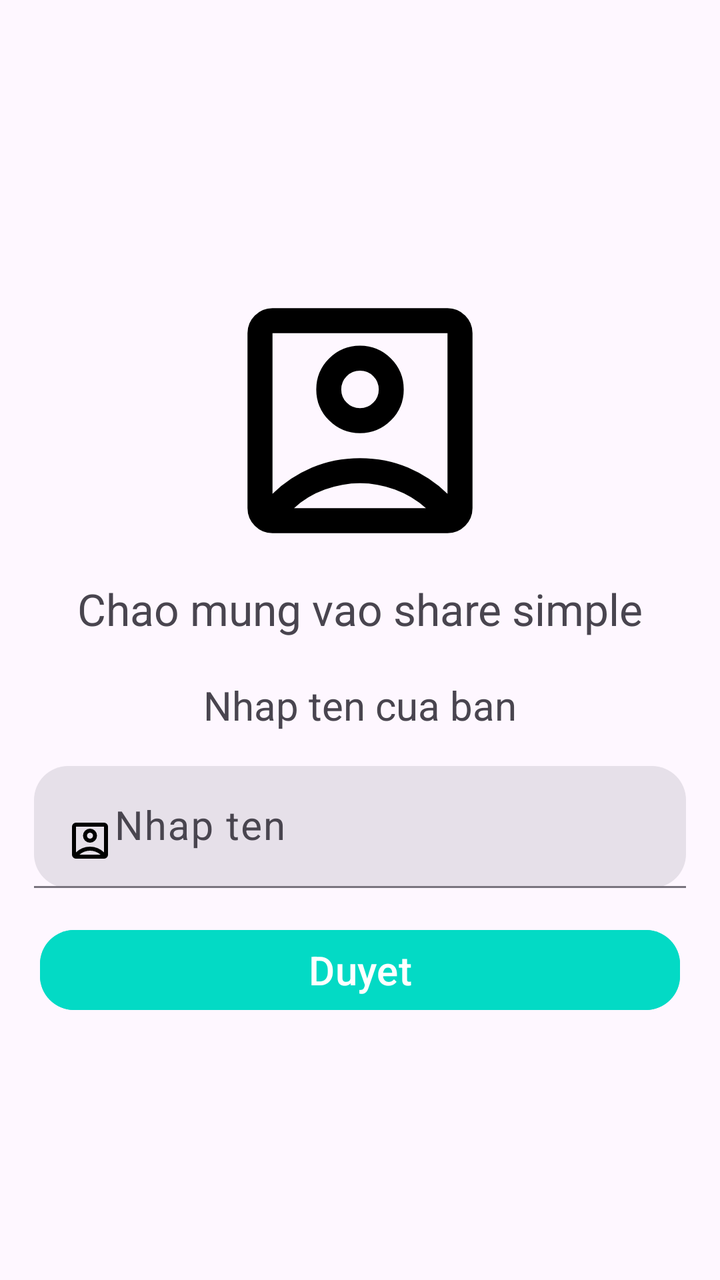
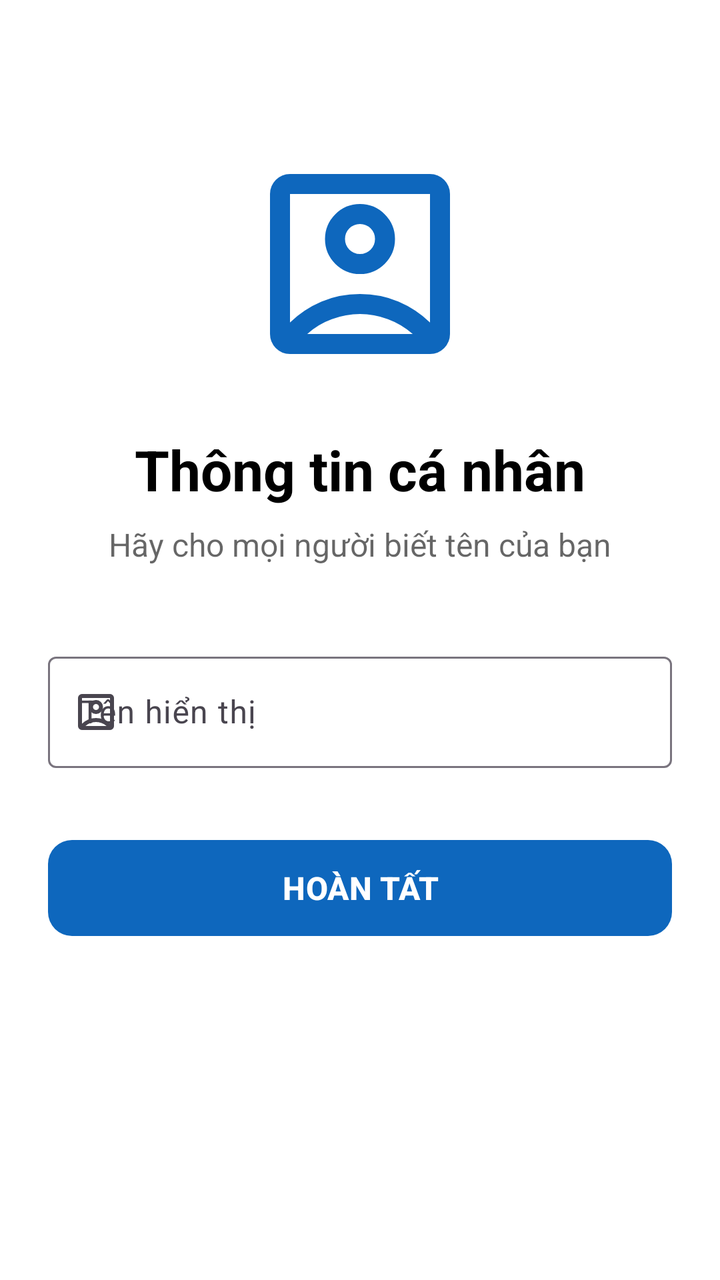

Screens rendered from an Android XML layout before and after an edit, with the pre-edit source and the edit as a unified diff.
<!-- AndroidManifest.xml: application theme Theme.MyApplication -->
<!-- res/layout/fragment_user_detail.xml -->
<?xml version="1.0" encoding="utf-8"?>
<FrameLayout xmlns:android="http://schemas.android.com/apk/res/android"
    xmlns:tools="http://schemas.android.com/tools"
    android:layout_width="match_parent"
    android:layout_height="match_parent"
    xmlns:app="http://schemas.android.com/apk/res-auto"
    tools:context=".Frangment.UserDetail">


    <LinearLayout
        android:id="@+id/screenUserName"
        android:layout_width="match_parent"
        android:layout_height="wrap_content"

        android:gravity="center"
        android:layout_gravity="center"
        android:orientation="vertical">
        <ImageView
            android:layout_width="150dp"
            android:layout_height="159dp"
            android:src="@drawable/outline_account_box_24" />

        <TextView
            android:layout_width="wrap_content"
            android:layout_height="wrap_content"
            android:text="Chao mung vao share simple"
            android:layout_marginBottom="20dp"

            android:textSize="22dp" />

        <TextView
            android:layout_width="wrap_content"
            android:layout_height="wrap_content"
            android:text="Nhap ten cua ban"
            android:textSize="20dp" />

        <com.google.android.material.textfield.TextInputLayout
            android:id="@+id/user_idname"
            style="@style/Widget.Material3.TextInputLayout.FilledBox"
            android:layout_width="match_parent"
            android:layout_height="match_parent"
            android:layout_marginHorizontal="17dp"
            android:layout_marginVertical="17dp"
            app:boxCornerRadiusBottomEnd="17dp"
            app:boxCornerRadiusBottomStart="17dp"
            app:boxCornerRadiusTopEnd="17dp"
            app:boxCornerRadiusTopStart="17dp">

            <com.google.android.material.textfield.TextInputEditText
                android:layout_width="match_parent"
                android:layout_height="match_parent"
                android:drawableStart="@drawable/outline_account_box_24"
                android:hint="Nhap ten"
                android:textSize="20dp" />
        </com.google.android.material.textfield.TextInputLayout>
        <com.google.android.material.button.MaterialButton
            android:id="@+id/btn_duyet"
            android:layout_width="match_parent"
            android:layout_height="match_parent"
            android:text="Duyet"
            android:textColor="@color/white"
            android:textSize="20dp"
            android:inputType="text"
            android:backgroundTint="@color/teal_200"
            android:layout_marginHorizontal="20dp"
            app:cornerRadius="17dp"/>

    </LinearLayout>

</FrameLayout>
<!-- resources referenced by this layout -->
<resources>
  <color name="teal_200">#FF03DAC5</color>
  <color name="white">#FFFFFFFF</color>
  <!-- drawable outline_account_box_24 (drawable) -->
  <vector xmlns:android="http://schemas.android.com/apk/res/android" android:autoMirrored="true" android:height="24dp" android:tint="#000000" android:viewportHeight="960" android:viewportWidth="960" android:width="24dp">
        
      <path android:fillColor="@android:color/white" android:pathData="M200,714Q254,661 325.5,630.5Q397,600 480,600Q563,600 634.5,630.5Q706,661 760,714L760,200Q760,200 760,200Q760,200 760,200L200,200Q200,200 200,200Q200,200 200,200L200,714ZM579,479Q620,438 620,380Q620,322 579,281Q538,240 480,240Q422,240 381,281Q340,322 340,380Q340,438 381,479Q422,520 480,520Q538,520 579,479ZM200,840Q167,840 143.5,816.5Q120,793 120,760L120,200Q120,167 143.5,143.5Q167,120 200,120L760,120Q793,120 816.5,143.5Q840,167 840,200L840,760Q840,793 816.5,816.5Q793,840 760,840L200,840ZM269,760L691,760Q691,760 691,760Q691,760 691,760Q647,721 591.5,700.5Q536,680 480,680Q424,680 367.5,700.5Q311,721 269,760Q269,760 269,760Q269,760 269,760ZM437.5,422.5Q420,405 420,380Q420,355 437.5,337.5Q455,320 480,320Q505,320 522.5,337.5Q540,355 540,380Q540,405 522.5,422.5Q505,440 480,440Q455,440 437.5,422.5ZM480,457L480,457Q480,457 480,457Q480,457 480,457L480,457Q480,457 480,457Q480,457 480,457L480,457Q480,457 480,457Q480,457 480,457Q480,457 480,457Q480,457 480,457Z"/>
      
  </vector>
  <style name="Theme.MyApplication" parent="Theme.MaterialComponents.DayNight.DarkActionBar">
          
          <item name="colorPrimary">@color/purple_500</item>
          <item name="colorPrimaryVariant">@color/purple_700</item>
          <item name="colorOnPrimary">@color/white</item>
          
          <item name="colorSecondary">@color/teal_200</item>
          <item name="colorSecondaryVariant">@color/teal_700</item>
          <item name="colorOnSecondary">@color/black</item>
          
          <item name="android:statusBarColor">?attr/colorPrimaryVariant</item>
          
      </style>
  <color name="purple_500">#D9B84D</color>
  <color name="purple_700">#F60303</color>
  <color name="teal_700">#D04A0F</color>
  <color name="black">#FF000000</color>
</resources>

<!-- the commit's change to res/layout/fragment_user_detail.xml (unified diff, before → after) -->
@@ -1,70 +1,73 @@
 <?xml version="1.0" encoding="utf-8"?>
-<FrameLayout xmlns:android="http://schemas.android.com/apk/res/android"
+<ScrollView xmlns:android="http://schemas.android.com/apk/res/android"
+    xmlns:app="http://schemas.android.com/apk/res-auto"
     xmlns:tools="http://schemas.android.com/tools"
     android:layout_width="match_parent"
     android:layout_height="match_parent"
-    xmlns:app="http://schemas.android.com/apk/res-auto"
+    android:fillViewport="true"
+    android:background="@color/white"
     tools:context=".Frangment.UserDetail">
-
 
     <LinearLayout
         android:id="@+id/screenUserName"
         android:layout_width="match_parent"
         android:layout_height="wrap_content"
+        android:gravity="center_horizontal"
+        android:orientation="vertical"
+        android:padding="24dp">
 
-        android:gravity="center"
-        android:layout_gravity="center"
-        android:orientation="vertical">
         <ImageView
-            android:layout_width="150dp"
-            android:layout_height="159dp"
-            android:src="@drawable/outline_account_box_24" />
+            android:layout_width="120dp"
+            android:layout_height="120dp"
+            android:layout_marginTop="48dp"
+            android:src="@drawable/outline_account_box_24"
+            app:tint="@color/purple_200" />
 
         <TextView
             android:layout_width="wrap_content"
             android:layout_height="wrap_content"
-            android:text="Chao mung vao share simple"
-            android:layout_marginBottom="20dp"
-
-            android:textSize="22dp" />
+            android:layout_marginTop="24dp"
+            android:text="Thông tin cá nhân"
+            android:textColor="@color/black"
+            android:textSize="28sp"
+            android:textStyle="bold" />
 
         <TextView
             android:layout_width="wrap_content"
             android:layout_height="wrap_content"
-            android:text="Nhap ten cua ban"
-            android:textSize="20dp" />
+            android:layout_marginTop="8dp"
+            android:text="Hãy cho mọi người biết tên của bạn"
+            android:textColor="@color/black"
+            android:alpha="0.6"
+            android:textSize="16sp" />
 
         <com.google.android.material.textfield.TextInputLayout
             android:id="@+id/user_idname"
-            style="@style/Widget.Material3.TextInputLayout.FilledBox"
+            style="@style/Widget.Material3.TextInputLayout.OutlinedBox"
             android:layout_width="match_parent"
-            android:layout_height="match_parent"
-            android:layout_marginHorizontal="17dp"
-            android:layout_marginVertical="17dp"
-            app:boxCornerRadiusBottomEnd="17dp"
-            app:boxCornerRadiusBottomStart="17dp"
-            app:boxCornerRadiusTopEnd="17dp"
-            app:boxCornerRadiusTopStart="17dp">
+            android:layout_height="wrap_content"
+            android:layout_marginTop="40dp"
+            android:hint="Tên hiển thị"
+            app:startIconDrawable="@drawable/outline_account_box_24">
 
             <com.google.android.material.textfield.TextInputEditText
                 android:layout_width="match_parent"
-                android:layout_height="match_parent"
-                android:drawableStart="@drawable/outline_account_box_24"
-                android:hint="Nhap ten"
-                android:textSize="20dp" />
+                android:layout_height="wrap_content"
+                android:inputType="textPersonName"
+                android:textSize="16sp" />
         </com.google.android.material.textfield.TextInputLayout>
+
         <com.google.android.material.button.MaterialButton
             android:id="@+id/btn_duyet"
             android:layout_width="match_parent"
-            android:layout_height="match_parent"
-            android:text="Duyet"
-            android:textColor="@color/white"
-            android:textSize="20dp"
-            android:inputType="text"
-            android:backgroundTint="@color/teal_200"
-            android:layout_marginHorizontal="20dp"
-            app:cornerRadius="17dp"/>
+            android:layout_height="56dp"
+            android:layout_marginTop="32dp"
+            android:text="HOÀN TẤT"
+            android:textSize="16sp"
+            android:textStyle="bold"
+            app:cornerRadius="12dp"
+            app:backgroundTint="@color/purple_200"/>
 
     </LinearLayout>
 
-</FrameLayout>
+</ScrollView>
<!-- resource entries referenced after the edit -->
@@ -25,5 +25,6 @@
   <color name="purple_700">#F60303</color>
   <color name="teal_700">#D04A0F</color>
   <color name="black">#FF000000</color>
+  <color name="purple_200">#0E67BD</color>
 </resources>
 
